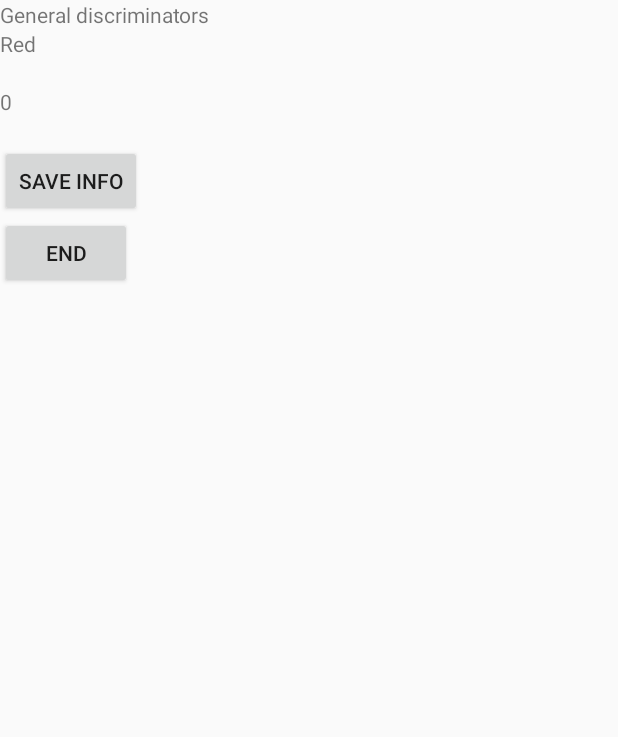
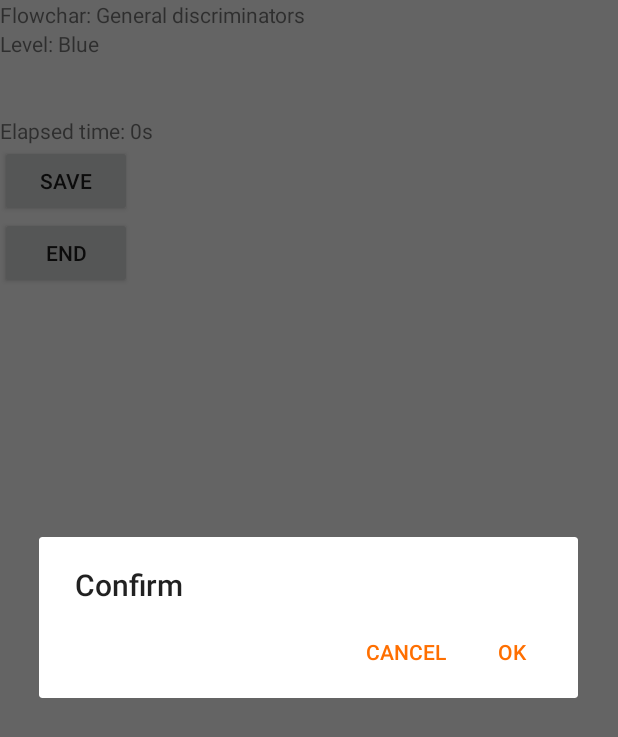
Before and after one commit to flocodemillo/TriApp, an Android app: the fragment ReportFragment shown on its own in the app's theme, after a tap on "END", on a phone screen of 412 x 824 dp. Shown: the top 737 px of the screen. Run offline under Robolectric (Android 15) with nearby library versions, the phone set to English and light mode, and no system bars; libraries missing offline, so code that uses them is left out: org.apache.commons.

Commit message:
Dynamic Tabs (blue level) - ReportFragment working without format

```diff
--- a/app/src/main/java/es/usc/citius/triapp/activities/StartTriageActivity.java
+++ b/app/src/main/java/es/usc/citius/triapp/activities/StartTriageActivity.java
@@ -73,8 +73,6 @@ public class StartTriageActivity extends AppCompatActivity implements Discrimina
 
         Manchester.setStartTime(0);
 
-        //Calculo del tiempo que ha durado el triaje
-        //Log.v(TAG, "Tiempo transcurrido: " + Manchester.getElapsedTime(System.currentTimeMillis()));
         this.finish();
         startActivity(intent);
 
--- a/app/src/main/java/es/usc/citius/triapp/adapters/SlideLevelAdapter.java
+++ b/app/src/main/java/es/usc/citius/triapp/adapters/SlideLevelAdapter.java
@@ -5,6 +5,7 @@ import android.support.v4.app.Fragment;
 import android.support.v4.app.FragmentManager;
 import android.support.v4.app.FragmentPagerAdapter;
 
+import android.support.v4.view.ViewPager;
 import android.util.Log;
 
 import es.usc.citius.triapp.R;
@@ -28,6 +29,7 @@ public class SlideLevelAdapter extends FragmentPagerAdapter {
     public SlideLevelAdapter(FragmentManager fm, int currentWorkFlow) {
         super(fm);
         Manchester.setCurrentWorkFlow(currentWorkFlow);
+        Manchester.setCurrentLevel(4); //El nivel de gravedad por defecto es 4 = azul
         flowchart = Manchester.getCurrentWorkFlow();
         levels = flowchart.getLevelsSize();
 
--- a/app/src/main/java/es/usc/citius/triapp/fragments/ReportFragment.java
+++ b/app/src/main/java/es/usc/citius/triapp/fragments/ReportFragment.java
@@ -1,19 +1,25 @@
 package es.usc.citius.triapp.fragments;
 
 
+import android.content.DialogInterface;
+import android.content.Intent;
 import android.os.Bundle;
 import android.os.SystemClock;
 import android.support.v4.app.Fragment;
+import android.support.v7.app.AlertDialog;
 import android.util.Log;
 import android.view.LayoutInflater;
 import android.view.View;
 import android.view.ViewGroup;
+import android.widget.Button;
+import android.widget.CheckBox;
 import android.widget.TextView;
 
 
 import java.util.List;
 
 import es.usc.citius.triapp.R;
+import es.usc.citius.triapp.TriApp;
 import es.usc.citius.triapp.data.Manchester;
 import es.usc.citius.triapp.data.manchester.Dictionary;
 import es.usc.citius.triapp.data.manchester.Discriminator;
@@ -24,9 +30,9 @@ public class ReportFragment extends Fragment {
 
     private static final String TAG = "ReportFragment";
     private static FlowChart flowchart = null;
-    private static Level level = null;
     private List<Discriminator> questions;
     private String info;
+    //int nivel = 4; //Por defecto el nivel de gravedad es 4 = azul
 
 
     //OnHeadlineSelectedListener mCallback;
@@ -46,6 +52,7 @@ public class ReportFragment extends Fragment {
     @Override
     public void onCreate(Bundle savedInstanceState) {
         super.onCreate(savedInstanceState);
+        //Manchester.getCurrentLevel();
         //Log.v(TAG, "Color: " + Manchester.getCurrentLevel());
         //questions = (Manchester.getCurrentWorkFlow()).getLevel(Manchester.getCurrentLevel()).getDiscriminators();
         //Log.v(TAG, "Color: " + Manchester.getCurrentLevel());
@@ -62,47 +69,93 @@ public class ReportFragment extends Fragment {
         return inflater.inflate(R.layout.fragment_report, container, false);
     }
 
+
+    @Override
     public void onResume() {
 
         super.onResume();
+        Log.v(TAG, "Color: " + Manchester.getCurrentLevel());
 
         flowchart = Manchester.getCurrentWorkFlow();
+        int nivel = Manchester.getCurrentLevel();
 
-        TextView name = (TextView)getView().findViewById(R.id.name);
-        name.setText(flowchart.getNombre());
+        if (nivel != 4) {
+            questions = (Manchester.getCurrentWorkFlow()).getLevel(Manchester.getCurrentLevel()).getDiscriminators();
 
-        TextView level = (TextView)getView().findViewById(R.id.level);
-        int nivel = Manchester.getCurrentLevel();
-        //level.setText(nivel);
-
-       if (nivel == 0)
-            level.setText("Red");
-        if (nivel == 1)
-            level.setText("Orange");
-        if (nivel == 2)
-            level.setText("Yellow");
-        if (nivel == 3)
-            level.setText("Green");
-
-        questions = (Manchester.getCurrentWorkFlow()).getLevel(Manchester.getCurrentLevel()).getDiscriminators();
             for (Discriminator question : questions) {
                 Log.v(TAG, "Nivel / Pregunta / Respuesta: " + Manchester.getCurrentLevel() + " / " + question.getDiscriminator() + " / " + question.getAnswer());
                 if (question.getAnswer()) {
-                TextView discriminator = (TextView)getView().findViewById(R.id.discriminator);
-                discriminator.setText(question.getDiscriminator());
+                    TextView discriminator = (TextView) getView().findViewById(R.id.discriminator);
+                    discriminator.setText(String.format("Discriminator: %s", question.getDiscriminator()));
                     //level.setText(""+Manchester.getCurrentLevel());
                     info = question.getDescription();
                     Log.v(TAG, "Final: " + Manchester.getCurrentLevel() + " / " + question.getDiscriminator() + " / " + question.getAnswer() + "/" + question.getDescription());
+                    TextView description = (TextView)getView().findViewById(R.id.description);
+                    description.setText(String.format("Description: %s", info));
+                }
             }
         }
 
-        TextView description = (TextView)getView().findViewById(R.id.description);
-        description.setText(info);
+        TextView name = (TextView)getView().findViewById(R.id.name);
+        name.setText(String.format("Flowchar: %s", flowchart.getNombre()));
+
+        TextView level = (TextView)getView().findViewById(R.id.level);
+        if (nivel == 0)
+            level.setText("Level: Red");
+        if (nivel == 1)
+            level.setText("Level: Orange");
+        if (nivel == 2)
+            level.setText("Level: Yellow");
+        if (nivel == 3)
+            level.setText("Level: Green");
+        if (nivel == 4)
+            level.setText("Level: Blue");
+
 
         TextView elapsedTime = (TextView)getView().findViewById(R.id.elapsedTime);
-        description.setText("" + Manchester.getElapsedTime(System.currentTimeMillis()));
+        elapsedTime.setText(String.format("Elapsed time: %ds", Manchester.getElapsedTime(System.currentTimeMillis())));
         //description.setText("" + SystemClock.elapsedRealtime());
 
+        Button button = (Button) (Button)getView().findViewById(R.id.endTriage);
+        button.setOnClickListener(new View.OnClickListener() {
+            @Override
+            public void onClick(View v) {
+                createAndShowAlertDialog();
+            }
+        });
+
+    }
+
+    private void createAndShowAlertDialog() {
+        AlertDialog.Builder builder = new AlertDialog.Builder(getActivity());
+        builder.setTitle("Confirm");
+        builder.setPositiveButton(android.R.string.yes, new DialogInterface.OnClickListener() {
+            public void onClick(DialogInterface dialog, int id) {
+
+                Intent intent = new Intent(getActivity(), TriApp.class);
+
+                if (Manchester.getCurrentLevel()!=4) {
+                    List<Discriminator> questions = (Manchester.getCurrentWorkFlow()).getLevel(Manchester.getCurrentLevel()).getDiscriminators();
+                    for (Discriminator question : questions) {
+                        if (question.getAnswer()) {
+                            question.setAnswer(Boolean.FALSE);
+                        }
+                    }
+                }
+
+                Manchester.setStartTime(0);
+
+                getActivity().finish();
+                startActivity(intent);
+            }
+        });
+        builder.setNegativeButton(android.R.string.cancel, new DialogInterface.OnClickListener() {
+            public void onClick(DialogInterface dialog, int id) {
+                dialog.dismiss();
+            }
+        });
+        AlertDialog dialog = builder.create();
+        dialog.show();
     }
 
 
--- a/app/src/main/res/layout/activity_triar.xml
+++ b/app/src/main/res/layout/activity_triar.xml
@@ -36,7 +36,9 @@
             android:layout_width="match_parent"
             android:layout_height="wrap_content"
             app:tabMode="fixed"
-            app:tabGravity="fill"/>
+            app:tabGravity="fill"
+            app:tabTextColor="@color/colorTabText"
+            app:tabSelectedTextColor="@color/colorTabSelected"/>
 
         </android.support.design.widget.AppBarLayout>
 
--- a/app/src/main/res/layout/fragment_report.xml
+++ b/app/src/main/res/layout/fragment_report.xml
@@ -44,15 +44,13 @@
         android:id="@+id/saveReport"
         android:layout_width="wrap_content"
         android:layout_height="wrap_content"
-        android:text="Save info"
-        android:onClick="endTriage" />
+        android:text="Save" />
 
     <Button
         android:id="@+id/endTriage"
         android:layout_width="wrap_content"
         android:layout_height="wrap_content"
-        android:text="End"
-        android:onClick="endTriage" />
+        android:text="End" />
 
     <!--<android.support.design.widget.FloatingActionButton
         android:id="@+id/fab"
--- a/app/src/main/res/values/color.xml
+++ b/app/src/main/res/values/color.xml
@@ -15,6 +15,8 @@
     <color name="windowBackground">#FFFFFFFF</color>
     <color name="navigationBarColor">#000000</color>
     <color name="colorAccent">#FF6F00</color>
+    <color name="colorTabText">#ffffff</color>
+    <color name="colorTabSelected">#FF6F00</color>
     <color name="list_divider">#ffffff</color>
     <color name="list_discriminator_start_color">#FFFFFFFF</color>
     <color name="list_discriminator_end_color">#FFFFFFFF</color>
```
Also changed, not shown: app/src/main/java/es/usc/citius/triapp/adapters/DiscriminatorAdapter.java (+5 -2 lines). Lines whose indentation alone changed are shown as unchanged.
